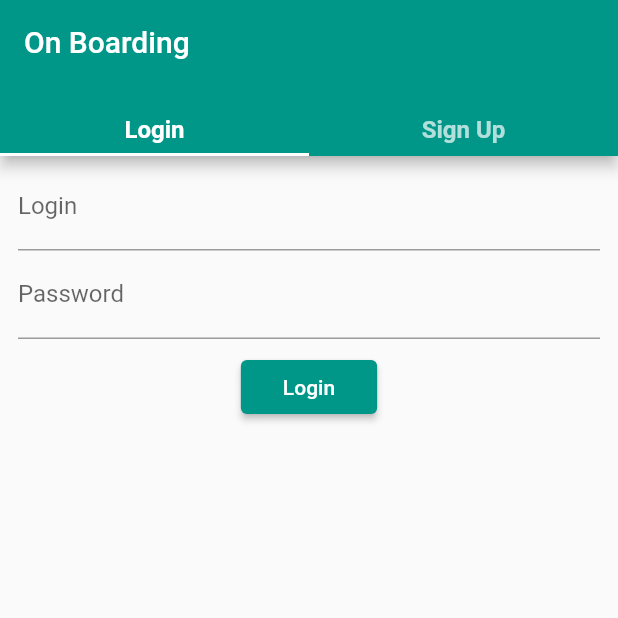
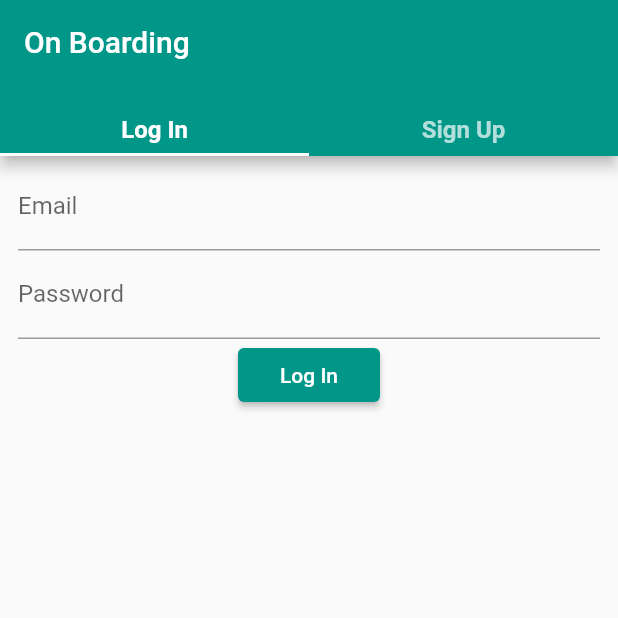
Before and after one commit to rahul-badgujar/login_app_Crystaspace_internship_task, a Flutter app: the screen it shows after launch, on a phone screen of 412 x 824 dp, the top half of it. Run offline on Flutter 3.47's test engine with Material 2 defaults, Android fonts, the phone set to English and light mode, and no system bars; missing offline and left inert: form_validation.

Commit message:
documentation added

```diff
--- a/lib/login_app.dart
+++ b/lib/login_app.dart
@@ -6,13 +6,13 @@ class LoginApp extends StatelessWidget {
   @override
   Widget build(BuildContext context) {
     return MaterialApp(
-      title: StringConstants.APP_NAME,
+      title: StringConstants.APP_NAME, // app name
       theme: ThemeData(
         primarySwatch: Colors.teal,
         visualDensity: VisualDensity.adaptivePlatformDensity,
       ),
-      debugShowCheckedModeBanner: false,
-      home: OnBoardingScreen(),
+      debugShowCheckedModeBanner: false, // removed debug banner
+      home: OnBoardingScreen(), // home screen
     );
   }
 }
--- a/lib/main.dart
+++ b/lib/main.dart
@@ -2,5 +2,5 @@ import 'package:flutter/material.dart';
 import 'package:login_app/login_app.dart';
 
 void main() {
-  runApp(LoginApp());
+  runApp(LoginApp()); // run app
 }
--- a/lib/models/loginform_model.dart
+++ b/lib/models/loginform_model.dart
@@ -1,11 +1,14 @@
 import 'package:flutter/material.dart';
 
+// model class for login form details
 class LoginFormModel extends ChangeNotifier {
   String email;
   String password;
 
+  // getters
   String get getEmail => this.email;
   String get getPassword => this.password;
+  // setters
   set setEmail(String email) {
     this.email = email;
     notifyListeners();
@@ -16,6 +19,7 @@ class LoginFormModel extends ChangeNotifier {
     notifyListeners();
   }
 
+  // string version of model object
   @override
   String toString() {
     return "Login Form Model: [ Email: " +
--- a/lib/models/signupform_model.dart
+++ b/lib/models/signupform_model.dart
@@ -1,13 +1,16 @@
 import 'package:flutter/material.dart';
 
+// model for signup form details
 class SignupFormModel extends ChangeNotifier {
   String email;
   String password;
   String confirmPassword;
 
+  // getters
   String get getEmail => this.email;
   String get getPassword => this.password;
   String get getConfirmPassowrd => this.confirmPassword;
+  // setters
   set setEmail(String email) {
     this.email = email;
     notifyListeners();
@@ -23,6 +26,7 @@ class SignupFormModel extends ChangeNotifier {
     notifyListeners();
   }
 
+  // string version of model object
   @override
   String toString() {
     return "Signup Form Model: [ Email: " +
--- a/lib/screens/on_boarding_screen.dart
+++ b/lib/screens/on_boarding_screen.dart
@@ -8,6 +8,7 @@ import 'package:login_app/widgets/signupform_widget.dart';
 import 'package:provider/provider.dart';
 
 class OnBoardingScreen extends StatefulWidget {
+  static const int TABS_COUNT = 2;
   @override
   _OnBoardingScreenState createState() => _OnBoardingScreenState();
 }
@@ -16,13 +17,16 @@ class _OnBoardingScreenState extends State<OnBoardingScreen> {
   @override
   Widget build(BuildContext context) {
     return MultiProvider(
+      // multiprovider
       providers: [
-        ChangeNotifierProvider.value(value: LoginFormModel()),
-        ChangeNotifierProvider.value(value: SignupFormModel()),
+        ChangeNotifierProvider.value(
+            value: LoginFormModel()), // login form model
+        ChangeNotifierProvider.value(
+            value: SignupFormModel()), // signup form model
       ],
       child: Builder(builder: (context) {
         return DefaultTabController(
-          length: 2,
+          length: OnBoardingScreen.TABS_COUNT, // the total numbers of tabs
           child: Scaffold(
             appBar: buildAppBar(),
             body: buildBody(),
@@ -32,37 +36,38 @@ class _OnBoardingScreenState extends State<OnBoardingScreen> {
     );
   }
 
+  AppBar buildAppBar() {
+    return AppBar(
+      title: Text(
+        StringConstants.ONBOARDING_SCREEN_TITLE, // title of screen
+      ),
+      bottom: TabBar(
+        tabs: [
+          TabBarTab(title: StringConstants.LOGIN_TXT), // login tab
+          TabBarTab(title: StringConstants.SIGNUP_TXT), // signup tab
+        ],
+      ),
+    );
+  }
+
   Widget buildBody() {
     return Padding(
-      padding: const EdgeInsets.symmetric(horizontal: 12, vertical: 4),
+      padding: DimConstants.BODY_PADDING, // body padding for screens
       child: TabBarView(
         children: [
+          // tabviews
           Consumer<LoginFormModel>(
             builder: (context, loginFormModel, _) {
-              return LoginFormWidget(loginFormModel);
+              return LoginFormWidget(loginFormModel); // login form
             },
           ),
           Consumer<SignupFormModel>(
             builder: (context, signupFormModel, _) {
-              return SignupFormWidget(signupFormModel);
+              return SignupFormWidget(signupFormModel); // sign up form
             },
           ),
         ],
       ),
     );
   }
-
-  AppBar buildAppBar() {
-    return AppBar(
-      title: Text(
-        StringConstants.ONBOARDING_SCREEN_TITLE,
-      ),
-      bottom: TabBar(
-        tabs: [
-          TabBarTab("Login"),
-          TabBarTab("Sign Up"),
-        ],
-      ),
-    );
-  }
 }
--- a/lib/utils/constants.dart
+++ b/lib/utils/constants.dart
@@ -1,4 +1,27 @@
+import 'package:flutter/cupertino.dart';
+
+// app wide constants
 class StringConstants {
   static const String APP_NAME = "Login App";
   static const String ONBOARDING_SCREEN_TITLE = "On Boarding";
+  static const String LOGIN_TXT = "Log In";
+  static const String SIGNUP_TXT = "Sign Up";
+  static const String EMAIL_TXT = "Email";
+  static const String PASSWORD_TXT = "Password";
+  static const String CNF_PASSWORD_TXT = "Confirm Password";
+  static const String DEF_BUTTON_LABEL = "Click";
+  static const String DEF_HINT_TXT = "Hint";
+  static const String DEF_LABEL_TXT = "Lable";
+  static const String DEF_TAB_TXT = "Tab";
 }
+
+class DimConstants {
+  static const EdgeInsets BODY_PADDING =
+      const EdgeInsets.symmetric(horizontal: 12, vertical: 4);
+  static const EdgeInsets TAB_PADDING = const EdgeInsets.symmetric(vertical: 6);
+}
+
+class NumberConstants {
+  static const int MIN_PSW_LEN = 8;
+  static const double TAB_TXT_SIZE = 16;
+}
--- a/lib/widgets/form_widgets.dart
+++ b/lib/widgets/form_widgets.dart
@@ -1,32 +1,34 @@
 import 'package:flutter/material.dart';
+import 'package:login_app/utils/constants.dart';
 
+// function to show text message snackbar
 void showTextSnackbar(BuildContext context, String s) {
   SnackBar snackBar = SnackBar(content: Text(s));
   Scaffold.of(context).showSnackBar(snackBar);
 }
 
+// widget for submission button of form
 class FormSubmitButton extends StatelessWidget {
   final String label;
   final Function onClick;
 
-  const FormSubmitButton({Key key, this.label = "Click", this.onClick})
+  const FormSubmitButton(
+      {Key key, this.label = StringConstants.DEF_BUTTON_LABEL, this.onClick})
       : super(key: key);
 
   @override
   Widget build(BuildContext context) {
-    return Container(
-      margin: EdgeInsets.all(8),
-      child: ElevatedButton(
+    return ElevatedButton(
       onPressed: onClick,
       child: Padding(
         padding: const EdgeInsets.symmetric(horizontal: 12),
         child: Text(label),
       ),
-      ),
     );
   }
 }
 
+// widget form input field in form
 class FormInputField extends StatelessWidget {
   final String label;
   final String hint;
@@ -37,8 +39,8 @@ class FormInputField extends StatelessWidget {
 
   const FormInputField({
     Key key,
-    this.label = "Label",
-    this.hint = "Hint",
+    this.label = StringConstants.DEF_LABEL_TXT,
+    this.hint = StringConstants.DEF_HINT_TXT,
     this.isTextObscure = false,
     this.autovalidateMode = AutovalidateMode.disabled,
     this.validator,
@@ -47,7 +49,7 @@ class FormInputField extends StatelessWidget {
   @override
   Widget build(BuildContext context) {
     return TextFormField(
-      obscureText: true,
+      obscureText: isTextObscure,
       decoration: InputDecoration(
         hintText: this.hint,
         labelText: this.label,
@@ -59,15 +61,24 @@ class FormInputField extends StatelessWidget {
   }
 }
 
-Widget TabBarTab(String title) {
+// widget form tabbar tab
+class TabBarTab extends StatelessWidget {
+  final String title;
+  const TabBarTab({
+    Key key,
+    this.title = StringConstants.DEF_TAB_TXT,
+  }) : super(key: key);
+  @override
+  Widget build(BuildContext context) {
     return Padding(
-    padding: const EdgeInsets.symmetric(vertical: 6),
+      padding: DimConstants.TAB_PADDING,
       child: Text(
         title,
         style: TextStyle(
           fontWeight: FontWeight.bold,
-        fontSize: 16,
+          fontSize: NumberConstants.TAB_TXT_SIZE,
         ),
       ),
     );
   }
+}
--- a/lib/widgets/loginform_widget.dart
+++ b/lib/widgets/loginform_widget.dart
@@ -1,6 +1,7 @@
 import 'package:flutter/material.dart';
 import 'package:form_validation/form_validation.dart';
 import 'package:login_app/models/loginform_model.dart';
+import 'package:login_app/utils/constants.dart';
 
 import 'form_widgets.dart';
 
@@ -29,28 +30,41 @@ class _LoginFormWidgetState extends State<LoginFormWidget> {
       child: Column(
         children: [
           FormInputField(
-            label: "Login",
-            hint: "Login",
+            // field for email
+            label: StringConstants.EMAIL_TXT,
+            hint: StringConstants.EMAIL_TXT,
             validator: _emailFieldValidator,
             onSaved: _emailFieldOnSaved,
           ),
           FormInputField(
-            label: "Password",
-            hint: "Password",
+            // field for password
+            label: StringConstants.PASSWORD_TXT,
+            hint: StringConstants.PASSWORD_TXT,
             validator: _passwordFieldValidator,
             onSaved: _passwordFieldOnSaved,
             isTextObscure: true,
           ),
-          FormSubmitButton(label: "Login", onClick: _onFormSubmit),
+          FormSubmitButton(
+            // login button
+            label: StringConstants.LOGIN_TXT,
+            onClick: _onFormSubmit,
+          ),
         ],
       ),
     );
   }
 
   String _passwordFieldValidator(String value) {
+    final length = value.length;
+    if (length < NumberConstants.MIN_PSW_LEN) {
+      // if password is short
+      return "Password should be of mininum " +
+          NumberConstants.MIN_PSW_LEN.toString() +
+          " characteres";
+    }
     final validator = Validator(validators: [RequiredValidator()]);
     return validator.validate(
-        context: context, label: "Password", value: value);
+        context: context, label: StringConstants.PASSWORD_TXT, value: value);
   }
 
   void _passwordFieldOnSaved(String value) {
@@ -60,7 +74,8 @@ class _LoginFormWidgetState extends State<LoginFormWidget> {
   String _emailFieldValidator(String value) {
     final validator =
         Validator(validators: [RequiredValidator(), EmailValidator()]);
-    return validator.validate(context: context, label: "Email", value: value);
+    return validator.validate(
+        context: context, label: StringConstants.EMAIL_TXT, value: value);
   }
 
   void _emailFieldOnSaved(String value) {
@@ -68,8 +83,10 @@ class _LoginFormWidgetState extends State<LoginFormWidget> {
   }
 
   void _onFormSubmit() {
+    // when form is submitted
     bool formValidation = _loginFormKey.currentState.validate();
     if (formValidation) {
+      // if form is valid
       _loginFormKey.currentState.save();
       print(widget._loginFormModel.toString());
       showTextSnackbar(context, "Login Succesfull");
```
Also changed, not shown: lib/widgets/signupform_widget.dart (+33 -12 lines), 5 other files. Lines whose indentation alone changed are shown as unchanged.
